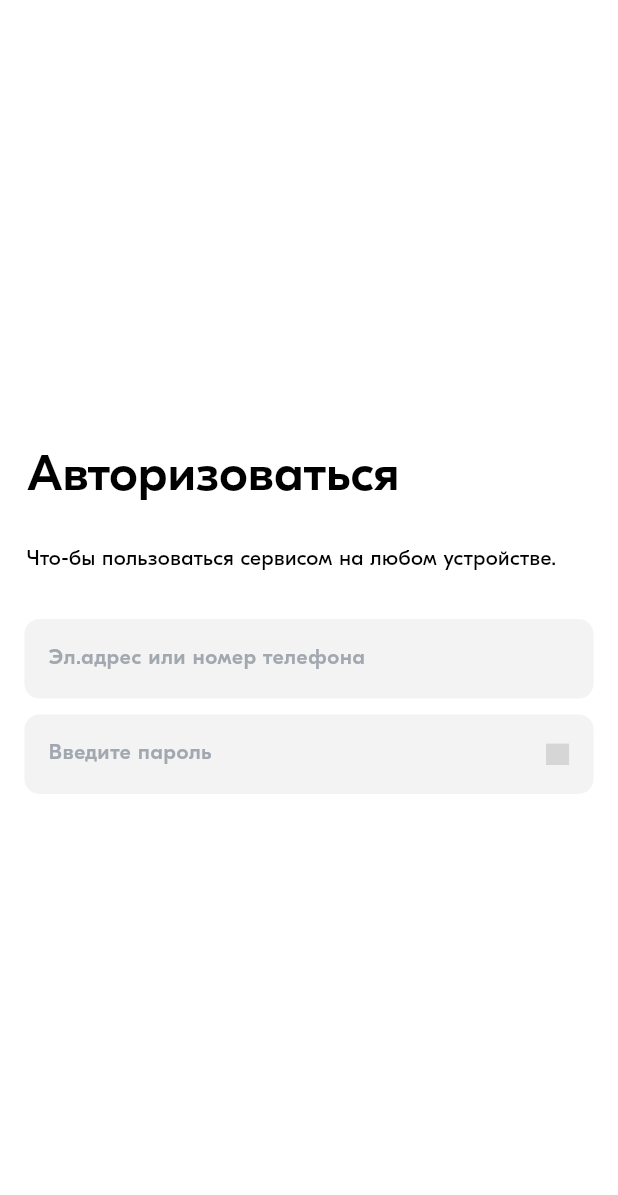
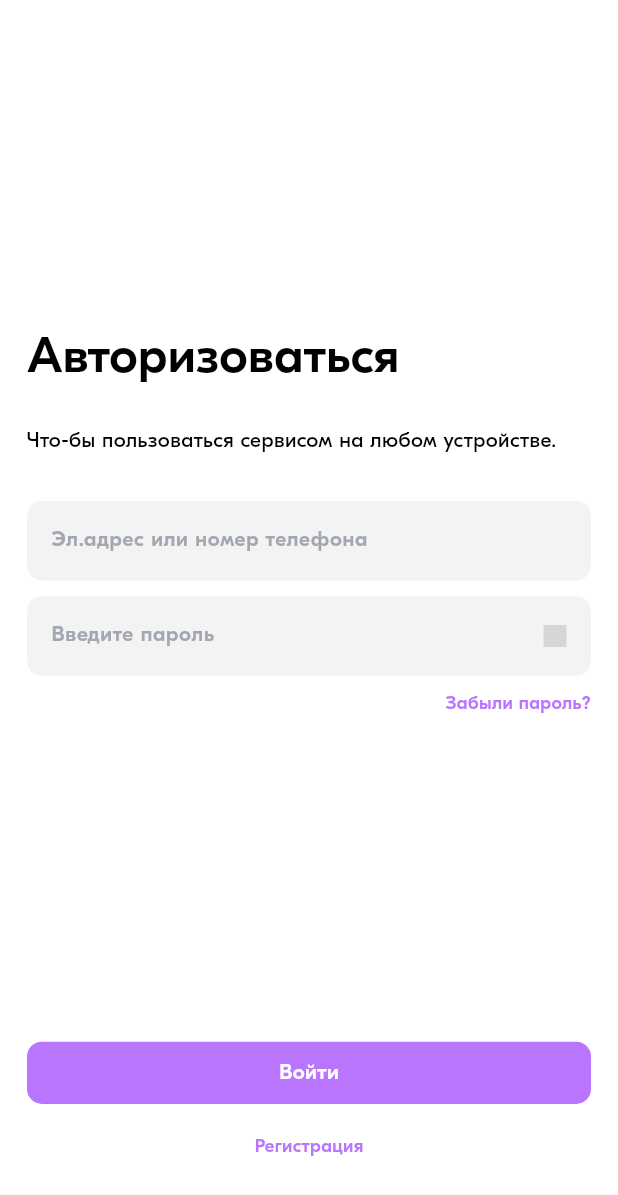
Before and after one commit to DianaTalantbekova/w_sharme_beauty, a Flutter app: the screen it shows after launch, on a phone screen of 412 x 824 dp. Shown: the top 1195 px of the screen. Run offline on Flutter 3.47's test engine with Material 3 defaults, Android fonts, the phone set to English and light mode, and no system bars; our stand-ins replace flutter_screenutil, flutter_svg, gap, go_router; generated files the repository leaves out were written again; project files that could hold a hidden picture were left out; grey boxes are pictures that could not be loaded.

```diff
--- a/l10n.yaml
+++ b/l10n.yaml
@@ -1,5 +1,4 @@
 arb-dir: lib/l10n
 template-arb-file: strings_ru.arb
 output-localization-file: app_localizations.dart
-output-class: Strings
 nullable-getter: false
--- a/lib/app/my_app.dart
+++ b/lib/app/my_app.dart
@@ -1,7 +1,9 @@
 import 'package:flutter/material.dart';
+import 'package:flutter_localizations/flutter_localizations.dart';
 import 'package:go_router/go_router.dart';
 
 import '../ui/screens/auth/login/login_screen.dart';
+import 'package:flutter_gen/gen_l10n/app_localizations.dart';
 
 CustomTransitionPage buildPageWithDefaultTransition({
   required BuildContext context,
@@ -25,7 +27,6 @@ class MyApp extends StatefulWidget {
   MyApp({
     Key? key,
   }) : super(key: key);
-
 
   @override
   State<MyApp> createState() => _MyAppState();
@@ -94,9 +95,19 @@ class _MyAppState extends State<MyApp> {
   @override
   Widget build(BuildContext context) {
     return MaterialApp.router(
+      locale: const Locale('ru', 'RU'),
       debugShowCheckedModeBanner: false,
       routerConfig: _router,
-      // supportedLocales: [Locale('en', 'US')],
+      supportedLocales: const [
+        Locale('ru', 'RU'),
+        Locale('en', 'US'),
+      ],
+      localizationsDelegates: const [
+        AppLocalizations.delegate,
+        GlobalMaterialLocalizations.delegate,
+        GlobalWidgetsLocalizations.delegate,
+        GlobalCupertinoLocalizations.delegate,
+      ],
     );
   }
 }
--- /dev/null
+++ b/lib/l10n/strings_en.arb
@@ -0,0 +1,4 @@
+{
+  "authorize": "authorize",
+  "toUseService": "toUseService"
+}
--- a/lib/resources/app_styles.dart
+++ b/lib/resources/app_styles.dart
@@ -22,4 +22,10 @@ class AppStyles {
     color: Colors.black,
     fontWeight: FontWeight.w400,
   );
+  static final helper4 = TextStyle(
+    fontFamily: 'Gteestiprodisplay',
+    fontSize: 14.r,
+    color: AppColors.purple,
+    fontWeight: FontWeight.w500,
+  );
 }
--- a/lib/ui/screens/auth/login/login_screen.dart
+++ b/lib/ui/screens/auth/login/login_screen.dart
@@ -4,6 +4,7 @@ import 'package:gap/gap.dart';
 import 'package:go_router/go_router.dart';
 import 'package:w_sharme_beauty/resources/app_styles.dart';
 import 'package:w_sharme_beauty/ui/screens/auth/login/widgets/text_field_widget.dart';
+import 'package:w_sharme_beauty/ui/screens/auth/widgets/main_button.dart';
 
 import '../../../../l10n/strings.dart';
 
@@ -35,30 +36,26 @@ class _LoginScreenState extends State<LoginScreen> {
 
   @override
   Widget build(BuildContext context) {
+    print("=========================jghugiw ${AppLocalizations.of(context)}");
     return Scaffold(
       resizeToAvoidBottomInset: false,
       backgroundColor: Colors.white,
       body: SafeArea(
+        child: Padding(
+          padding: const EdgeInsets.symmetric(horizontal: 18),
           child: Column(
             crossAxisAlignment: CrossAxisAlignment.start,
             mainAxisAlignment: MainAxisAlignment.center,
             children: [
-            Padding(
-              padding: const EdgeInsets.only(left: 18),
-              child: Text(
-                //Strings.of(context).authorize,
-                'Авторизоваться',
+              const Spacer(),
+              Text(
+                AppLocalizations.of(context).authorize,
                 style: AppStyles.helper2,
               ),
-            ),
               const Gap(20),
-            Padding(
-              padding: const EdgeInsets.only(left: 18),
-              child: Text(
-                // Strings.of(context).toUseService,
+              Text(
                 'Что-бы пользоваться сервисом на любом устройстве.',
                 style: AppStyles.helper3,
-              ),
               ),
               const Gap(30),
               TextFieldWidget(
@@ -73,7 +70,36 @@ class _LoginScreenState extends State<LoginScreen> {
                 hasEye: true,
                 isObscuredText: true,
               ),
+              const Gap(10),
+              Align(
+                alignment: Alignment.centerRight,
+                child: GestureDetector(
+                  onTap: () {},
+                  child: Text(
+                    'Забыли пароль?',
+                    style: AppStyles.helper4,
+                  ),
+                ),
+              ),
+              const Spacer(),
+              MainButton(
+                onTap: () {},
+                text: 'Войти',
+              ),
+              const Gap(20),
+              Align(
+                alignment: Alignment.center,
+                child: GestureDetector(
+                  onTap: () {},
+                  child: Text(
+                    'Регистрация',
+                    style: AppStyles.helper4,
+                  ),
+                ),
+              ),
+              const Gap(50),
             ],
+          ),
         ),
       ),
     );
--- a/lib/ui/screens/auth/login/widgets/text_field_widget.dart
+++ b/lib/ui/screens/auth/login/widgets/text_field_widget.dart
@@ -31,9 +31,7 @@ class _TextFieldWidgetState extends State<TextFieldWidget> {
 
   @override
   Widget build(BuildContext context) {
-    return Padding(
-      padding: EdgeInsets.symmetric(horizontal: 17.w),
-      child: Focus(
+    return Focus(
       onFocusChange: (hasFocus) {},
       child: TextField(
         controller: widget.controller,
@@ -82,7 +80,6 @@ class _TextFieldWidgetState extends State<TextFieldWidget> {
           ),
         ),
       ),
-      ),
     );
   }
 }
--- /dev/null
+++ b/lib/ui/screens/auth/widgets/main_button.dart
@@ -0,0 +1,41 @@
+import 'package:flutter/material.dart';
+import 'package:flutter_screenutil/flutter_screenutil.dart';
+import 'package:w_sharme_beauty/resources/app_styles.dart';
+
+import '../../../../resources/app_colors.dart';
+
+class MainButton extends StatelessWidget {
+  const MainButton({
+    super.key,
+    required this.text,
+    this.enabled = true,
+    this.onTap,
+  });
+
+  final String text;
+  final bool enabled;
+  final VoidCallback? onTap;
+
+  @override
+  Widget build(BuildContext context) {
+    return GestureDetector(
+      onTap: enabled ? onTap : null,
+      child: Container(
+        alignment: Alignment.center,
+        width: 394.w,
+        height: 47.h,
+        decoration: BoxDecoration(
+          color: enabled ? AppColors.purple: AppColors.gray,
+          borderRadius: BorderRadius.circular(10),
+        ),
+        child: Text(
+          text,
+          style: AppStyles.helper4.copyWith(
+            fontSize: 16.r,
+            color: Colors.white,
+          ),
+        ),
+      ),
+    );
+  }
+}
```
Lines whose indentation alone changed are shown as unchanged.
